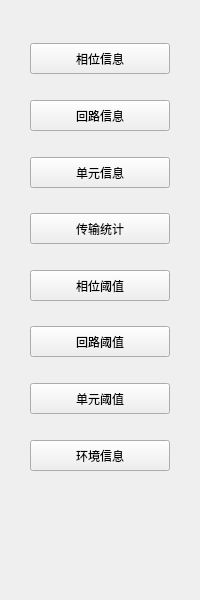
Before: the Qt Designer form IDC_TestSystem/common/toolbox/statustoolwid.ui in ChinaClever/IDC_TestSystem, drawn with Qt 5.
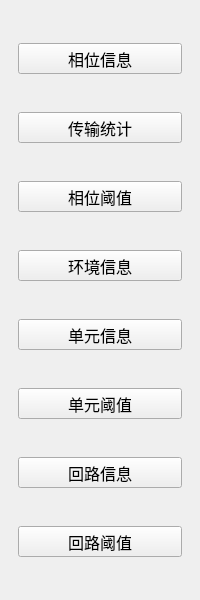
After: the same form once the commit is applied.

The edit to the form file:
```diff
--- a/IDC_TestSystem/common/toolbox/statustoolwid.ui
+++ b/IDC_TestSystem/common/toolbox/statustoolwid.ui
@@ -10,161 +10,244 @@
     <height>600</height>
    </rect>
   </property>
+  <property name="font">
+   <font>
+    <family>微软雅黑</family>
+    <pointsize>12</pointsize>
+   </font>
+  </property>
   <property name="windowTitle">
    <string>Form</string>
   </property>
-  <widget class="QPushButton" name="loopThresholdBtn">
-   <property name="geometry">
-    <rect>
-     <x>30</x>
-     <y>326</y>
-     <width>140</width>
-     <height>31</height>
-    </rect>
+  <layout class="QVBoxLayout" name="verticalLayout">
+   <property name="leftMargin">
+    <number>18</number>
    </property>
-   <property name="minimumSize">
-    <size>
-     <width>0</width>
-     <height>31</height>
-    </size>
+   <property name="rightMargin">
+    <number>18</number>
    </property>
-   <property name="text">
-    <string>回路阈值</string>
-   </property>
-  </widget>
-  <widget class="QPushButton" name="outputThresholdBtn">
-   <property name="geometry">
-    <rect>
-     <x>30</x>
-     <y>383</y>
-     <width>140</width>
-     <height>31</height>
-    </rect>
-   </property>
-   <property name="minimumSize">
-    <size>
-     <width>0</width>
-     <height>31</height>
-    </size>
-   </property>
-   <property name="text">
-    <string>单元阈值</string>
-   </property>
-  </widget>
-  <widget class="QPushButton" name="thresholdBtn">
-   <property name="geometry">
-    <rect>
-     <x>30</x>
-     <y>270</y>
-     <width>140</width>
-     <height>31</height>
-    </rect>
-   </property>
-   <property name="minimumSize">
-    <size>
-     <width>0</width>
-     <height>31</height>
-    </size>
-   </property>
-   <property name="text">
-    <string>相位阈值</string>
-   </property>
-  </widget>
-  <widget class="QPushButton" name="loopBtn">
-   <property name="geometry">
-    <rect>
-     <x>30</x>
-     <y>100</y>
-     <width>140</width>
-     <height>31</height>
-    </rect>
-   </property>
-   <property name="minimumSize">
-    <size>
-     <width>0</width>
-     <height>31</height>
-    </size>
-   </property>
-   <property name="text">
-    <string>回路信息</string>
-   </property>
-  </widget>
-  <widget class="QPushButton" name="transBtn">
-   <property name="geometry">
-    <rect>
-     <x>30</x>
-     <y>213</y>
-     <width>140</width>
-     <height>31</height>
-    </rect>
-   </property>
-   <property name="minimumSize">
-    <size>
-     <width>0</width>
-     <height>31</height>
-    </size>
-   </property>
-   <property name="text">
-    <string>传输统计</string>
-   </property>
-  </widget>
-  <widget class="QPushButton" name="outputBtn">
-   <property name="geometry">
-    <rect>
-     <x>30</x>
-     <y>157</y>
-     <width>140</width>
-     <height>31</height>
-    </rect>
-   </property>
-   <property name="minimumSize">
-    <size>
-     <width>0</width>
-     <height>31</height>
-    </size>
-   </property>
-   <property name="text">
-    <string>单元信息</string>
-   </property>
-  </widget>
-  <widget class="QPushButton" name="devBtn">
-   <property name="geometry">
-    <rect>
-     <x>30</x>
-     <y>43</y>
-     <width>140</width>
-     <height>31</height>
-    </rect>
-   </property>
-   <property name="minimumSize">
-    <size>
-     <width>0</width>
-     <height>31</height>
-    </size>
-   </property>
-   <property name="text">
-    <string>相位信息</string>
-   </property>
-  </widget>
-  <widget class="QPushButton" name="envBtn">
-   <property name="geometry">
-    <rect>
-     <x>30</x>
-     <y>440</y>
-     <width>140</width>
-     <height>31</height>
-    </rect>
-   </property>
-   <property name="minimumSize">
-    <size>
-     <width>0</width>
-     <height>31</height>
-    </size>
-   </property>
-   <property name="text">
-    <string>环境信息</string>
-   </property>
-  </widget>
+   <item>
+    <spacer name="verticalSpacer">
+     <property name="orientation">
+      <enum>Qt::Vertical</enum>
+     </property>
+     <property name="sizeHint" stdset="0">
+      <size>
+       <width>20</width>
+       <height>40</height>
+      </size>
+     </property>
+    </spacer>
+   </item>
+   <item>
+    <widget class="QPushButton" name="devBtn">
+     <property name="minimumSize">
+      <size>
+       <width>0</width>
+       <height>31</height>
+      </size>
+     </property>
+     <property name="text">
+      <string>相位信息</string>
+     </property>
+    </widget>
+   </item>
+   <item>
+    <spacer name="verticalSpacer_2">
+     <property name="orientation">
+      <enum>Qt::Vertical</enum>
+     </property>
+     <property name="sizeHint" stdset="0">
+      <size>
+       <width>20</width>
+       <height>40</height>
+      </size>
+     </property>
+    </spacer>
+   </item>
+   <item>
+    <widget class="QPushButton" name="transBtn">
+     <property name="minimumSize">
+      <size>
+       <width>0</width>
+       <height>31</height>
+      </size>
+     </property>
+     <property name="text">
+      <string>传输统计</string>
+     </property>
+    </widget>
+   </item>
+   <item>
+    <spacer name="verticalSpacer_3">
+     <property name="orientation">
+      <enum>Qt::Vertical</enum>
+     </property>
+     <property name="sizeHint" stdset="0">
+      <size>
+       <width>20</width>
+       <height>40</height>
+      </size>
+     </property>
+    </spacer>
+   </item>
+   <item>
+    <widget class="QPushButton" name="thresholdBtn">
+     <property name="minimumSize">
+      <size>
+       <width>0</width>
+       <height>31</height>
+      </size>
+     </property>
+     <property name="text">
+      <string>相位阈值</string>
+     </property>
+    </widget>
+   </item>
+   <item>
+    <spacer name="verticalSpacer_4">
+     <property name="orientation">
+      <enum>Qt::Vertical</enum>
+     </property>
+     <property name="sizeHint" stdset="0">
+      <size>
+       <width>20</width>
+       <height>40</height>
+      </size>
+     </property>
+    </spacer>
+   </item>
+   <item>
+    <widget class="QPushButton" name="envBtn">
+     <property name="minimumSize">
+      <size>
+       <width>0</width>
+       <height>31</height>
+      </size>
+     </property>
+     <property name="text">
+      <string>环境信息</string>
+     </property>
+    </widget>
+   </item>
+   <item>
+    <spacer name="verticalSpacer_5">
+     <property name="orientation">
+      <enum>Qt::Vertical</enum>
+     </property>
+     <property name="sizeHint" stdset="0">
+      <size>
+       <width>20</width>
+       <height>40</height>
+      </size>
+     </property>
+    </spacer>
+   </item>
+   <item>
+    <widget class="QPushButton" name="outputBtn">
+     <property name="minimumSize">
+      <size>
+       <width>0</width>
+       <height>31</height>
+      </size>
+     </property>
+     <property name="text">
+      <string>单元信息</string>
+     </property>
+    </widget>
+   </item>
+   <item>
+    <spacer name="verticalSpacer_6">
+     <property name="orientation">
+      <enum>Qt::Vertical</enum>
+     </property>
+     <property name="sizeHint" stdset="0">
+      <size>
+       <width>20</width>
+       <height>40</height>
+      </size>
+     </property>
+    </spacer>
+   </item>
+   <item>
+    <widget class="QPushButton" name="outputThresholdBtn">
+     <property name="minimumSize">
+      <size>
+       <width>0</width>
+       <height>31</height>
+      </size>
+     </property>
+     <property name="text">
+      <string>单元阈值</string>
+     </property>
+    </widget>
+   </item>
+   <item>
+    <spacer name="verticalSpacer_7">
+     <property name="orientation">
+      <enum>Qt::Vertical</enum>
+     </property>
+     <property name="sizeHint" stdset="0">
+      <size>
+       <width>20</width>
+       <height>40</height>
+      </size>
+     </property>
+    </spacer>
+   </item>
+   <item>
+    <widget class="QPushButton" name="loopBtn">
+     <property name="minimumSize">
+      <size>
+       <width>0</width>
+       <height>31</height>
+      </size>
+     </property>
+     <property name="text">
+      <string>回路信息</string>
+     </property>
+    </widget>
+   </item>
+   <item>
+    <spacer name="verticalSpacer_8">
+     <property name="orientation">
+      <enum>Qt::Vertical</enum>
+     </property>
+     <property name="sizeHint" stdset="0">
+      <size>
+       <width>20</width>
+       <height>40</height>
+      </size>
+     </property>
+    </spacer>
+   </item>
+   <item>
+    <widget class="QPushButton" name="loopThresholdBtn">
+     <property name="minimumSize">
+      <size>
+       <width>0</width>
+       <height>31</height>
+      </size>
+     </property>
+     <property name="text">
+      <string>回路阈值</string>
+     </property>
+    </widget>
+   </item>
+   <item>
+    <spacer name="verticalSpacer_9">
+     <property name="orientation">
+      <enum>Qt::Vertical</enum>
+     </property>
+     <property name="sizeHint" stdset="0">
+      <size>
+       <width>20</width>
+       <height>40</height>
+      </size>
+     </property>
+    </spacer>
+   </item>
+  </layout>
  </widget>
  <resources/>
  <connections/>
```
